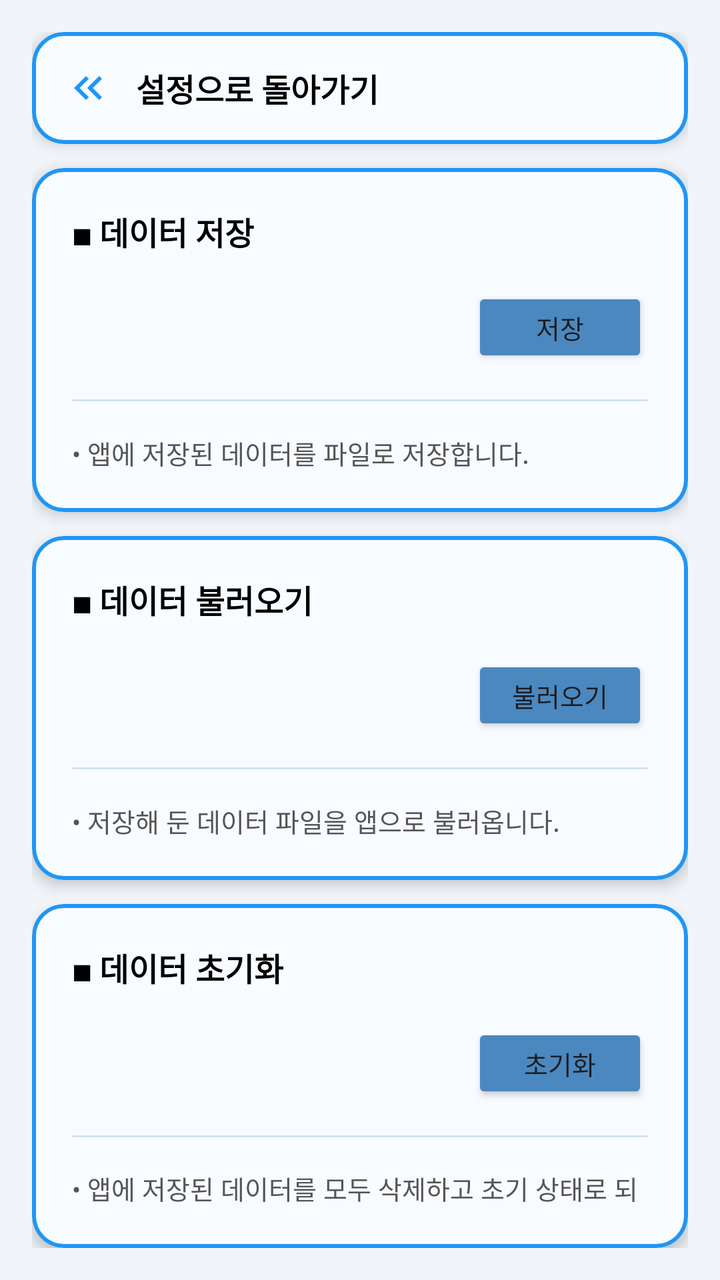
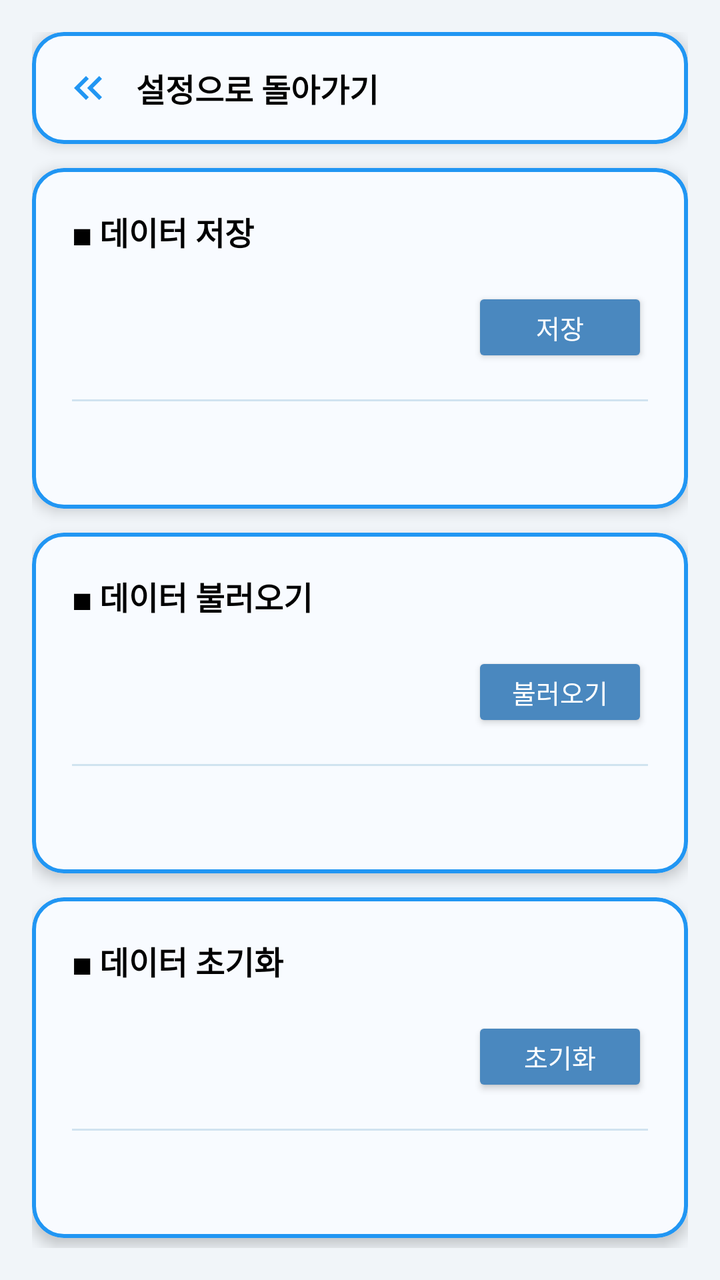

Screens rendered from an Android XML layout before and after an edit, with the pre-edit source and the edit as a unified diff.
<!-- AndroidManifest.xml: application theme Theme.Haru_Spot -->
<!-- res/layout/fragment_setting_data_management.xml -->
<?xml version="1.0" encoding="utf-8"?>
<LinearLayout xmlns:android="http://schemas.android.com/apk/res/android"
    xmlns:app="http://schemas.android.com/apk/res-auto"
    xmlns:tools="http://schemas.android.com/tools"
    android:layout_width="match_parent"
    android:layout_height="match_parent"
    android:orientation="vertical"
    android:background="@color/background1"
    android:padding="16dp"
    tools:context=".ui.settingfragment.fragment_data_management_setting">

    
    <com.google.android.material.card.MaterialCardView
        android:id="@+id/layout_back_to_setting"
        android:layout_width="match_parent"
        android:layout_height="wrap_content"
        app:cardCornerRadius="16dp"
        app:cardElevation="4dp"
        app:strokeWidth="2dp"
        app:strokeColor="#2196F3"
        app:cardBackgroundColor="#F8FBFF"
        android:clickable="true"
        android:focusable="true">

        <LinearLayout
            android:layout_width="match_parent"
            android:layout_height="wrap_content"
            android:orientation="horizontal"
            android:gravity="center_vertical"
            android:padding="16dp">

            <ImageView
                android:layout_width="24dp"
                android:layout_height="24dp"
                android:src="@drawable/baseline_keyboard_double_arrow_left_24"
                android:contentDescription="돌아가기 아이콘" />

            <TextView
                android:layout_width="wrap_content"
                android:layout_height="wrap_content"
                android:layout_marginStart="12dp"
                android:text="설정으로 돌아가기"
                android:textSize="16sp"
                android:textStyle="bold"
                android:textColor="@android:color/black" />

        </LinearLayout>
    </com.google.android.material.card.MaterialCardView>


    
    <com.google.android.material.card.MaterialCardView
        android:layout_width="match_parent"
        android:layout_height="wrap_content"
        android:layout_marginTop="12dp"
        app:cardCornerRadius="16dp"
        app:cardElevation="4dp"
        app:strokeWidth="2dp"
        app:strokeColor="#2196F3"
        app:cardBackgroundColor="#F8FBFF">

        <LinearLayout
            android:layout_width="match_parent"
            android:layout_height="wrap_content"
            android:orientation="vertical"
            android:padding="20dp">

            <TextView
                android:layout_width="wrap_content"
                android:layout_height="wrap_content"
                android:text="◼ 데이터 저장"
                android:textSize="16sp"
                android:textStyle="bold"
                android:textColor="@android:color/black"
                android:layout_marginBottom="16dp" />

            <LinearLayout
                android:layout_width="match_parent"
                android:layout_height="wrap_content"
                android:orientation="horizontal"
                android:gravity="end|center_vertical"
                android:layout_marginBottom="16dp">

                <Button
                    android:id="@+id/btn_data_save"
                    android:layout_width="wrap_content"
                    android:layout_height="40dp"
                    android:text="저장"
                    android:textSize="13sp"
                    android:backgroundTint="#4A88BF"
                    android:paddingHorizontal="14dp" />

            </LinearLayout>

            <View
                android:layout_width="match_parent"
                android:layout_height="1dp"
                android:background="#D0E3F0"
                android:layout_marginBottom="16dp" />

            <TextView
                android:layout_width="match_parent"
                android:layout_height="wrap_content"
                android:text="• 앱에 저장된 데이터를 파일로 저장합니다."
                android:textSize="13sp"
                android:textColor="#555555"
                android:lineSpacingExtra="4dp" />

        </LinearLayout>
    </com.google.android.material.card.MaterialCardView>


    
    <com.google.android.material.card.MaterialCardView
        android:layout_width="match_parent"
        android:layout_height="wrap_content"
        android:layout_marginTop="12dp"
        app:cardCornerRadius="16dp"
        app:cardElevation="4dp"
        app:strokeWidth="2dp"
        app:strokeColor="#2196F3"
        app:cardBackgroundColor="#F8FBFF">

        <LinearLayout
            android:layout_width="match_parent"
            android:layout_height="wrap_content"
            android:orientation="vertical"
            android:padding="20dp">

            <TextView
                android:layout_width="wrap_content"
                android:layout_height="wrap_content"
                android:text="◼ 데이터 불러오기"
                android:textSize="16sp"
                android:textStyle="bold"
                android:textColor="@android:color/black"
                android:layout_marginBottom="16dp" />

            <LinearLayout
                android:layout_width="match_parent"
                android:layout_height="wrap_content"
                android:orientation="horizontal"
                android:gravity="end|center_vertical"
                android:layout_marginBottom="16dp">

                <Button
                    android:id="@+id/btn_data_load"
                    android:layout_width="wrap_content"
                    android:layout_height="40dp"
                    android:text="불러오기"
                    android:textSize="13sp"
                    android:backgroundTint="#4A88BF"
                    android:paddingHorizontal="14dp" />

            </LinearLayout>

            <View
                android:layout_width="match_parent"
                android:layout_height="1dp"
                android:background="#D0E3F0"
                android:layout_marginBottom="16dp" />

            <TextView
                android:layout_width="match_parent"
                android:layout_height="wrap_content"
                android:text="• 저장해 둔 데이터 파일을 앱으로 불러옵니다."
                android:textSize="13sp"
                android:textColor="#555555"
                android:lineSpacingExtra="4dp" />

        </LinearLayout>
    </com.google.android.material.card.MaterialCardView>


    
    <com.google.android.material.card.MaterialCardView
        android:layout_width="match_parent"
        android:layout_height="wrap_content"
        android:layout_marginTop="12dp"
        app:cardCornerRadius="16dp"
        app:cardElevation="4dp"
        app:strokeWidth="2dp"
        app:strokeColor="#2196F3"
        app:cardBackgroundColor="#F8FBFF">

        <LinearLayout
            android:layout_width="match_parent"
            android:layout_height="wrap_content"
            android:orientation="vertical"
            android:padding="20dp">

            <TextView
                android:layout_width="wrap_content"
                android:layout_height="wrap_content"
                android:text="◼ 데이터 초기화"
                android:textSize="16sp"
                android:textStyle="bold"
                android:textColor="@android:color/black"
                android:layout_marginBottom="16dp" />

            <LinearLayout
                android:layout_width="match_parent"
                android:layout_height="wrap_content"
                android:orientation="horizontal"
                android:gravity="end|center_vertical"
                android:layout_marginBottom="16dp">

                <Button
                    android:id="@+id/btn_data_reset"
                    android:layout_width="wrap_content"
                    android:layout_height="40dp"
                    android:text="초기화"
                    android:textSize="13sp"
                    android:backgroundTint="#4A88BF"
                    android:paddingHorizontal="14dp" />

            </LinearLayout>

            <View
                android:layout_width="match_parent"
                android:layout_height="1dp"
                android:background="#D0E3F0"
                android:layout_marginBottom="16dp" />

            <TextView
                android:layout_width="match_parent"
                android:layout_height="wrap_content"
                android:text="• 앱에 저장된 데이터를 모두 삭제하고 초기 상태로 되돌립니다."
                android:textSize="13sp"
                android:textColor="#555555"
                android:lineSpacingExtra="4dp" />

        </LinearLayout>
    </com.google.android.material.card.MaterialCardView>

</LinearLayout>
<!-- resources referenced by this layout -->
<resources>
  <color name="background1">#F1F5F9</color>
  <!-- drawable baseline_keyboard_double_arrow_left_24 (drawable) -->
  <vector xmlns:android="http://schemas.android.com/apk/res/android" android:height="24dp" android:tint="#2196F3" android:viewportHeight="24" android:viewportWidth="24" android:width="24dp">
        
      <path android:fillColor="@android:color/white" android:pathData="M17.59,18l1.41,-1.41l-4.58,-4.59l4.58,-4.59l-1.41,-1.41l-6,6z"/>
        
      <path android:fillColor="@android:color/white" android:pathData="M11,18l1.41,-1.41l-4.58,-4.59l4.58,-4.59l-1.41,-1.41l-6,6z"/>
      
  </vector>
  <style name="Theme.Haru_Spot" parent="Theme.Material3.Light.NoActionBar">
          
          
          <item name="colorPrimary">@color/timeline_card_bg</item>
          <item name="colorPrimaryVariant">@color/timeline_card_bg</item>
          <item name="colorOnPrimary">@color/gray_dark</item>
  
          
          <item name="android:statusBarColor">@color/gray_dark</item>
  
          
          <item name="android:navigationBarColor">@color/gray_dark</item>
          
          
          
  </style>
  <color name="timeline_card_bg">#F0F4F8</color>
  <color name="gray_dark">#475467</color>
</resources>

<!-- the commit's change to res/layout/fragment_setting_data_management.xml (unified diff, before → after) -->
@@ -1,14 +1,19 @@
 <?xml version="1.0" encoding="utf-8"?>
-<LinearLayout xmlns:android="http://schemas.android.com/apk/res/android"
+<ScrollView
+    xmlns:android="http://schemas.android.com/apk/res/android"
     xmlns:app="http://schemas.android.com/apk/res-auto"
     xmlns:tools="http://schemas.android.com/tools"
     android:layout_width="match_parent"
     android:layout_height="match_parent"
-    android:orientation="vertical"
     android:background="@color/background1"
-    android:padding="16dp"
+    android:fillViewport="true"
     tools:context=".ui.settingfragment.fragment_data_management_setting">
 
+    <LinearLayout
+        android:layout_width="match_parent"
+        android:layout_height="wrap_content"
+        android:orientation="vertical"
+        android:padding="16dp">
     
     <com.google.android.material.card.MaterialCardView
         android:id="@+id/layout_back_to_setting"
@@ -87,6 +92,7 @@
                     android:layout_height="40dp"
                     android:text="저장"
                     android:textSize="13sp"
+                    android:textColor="@android:color/white"
                     android:backgroundTint="#4A88BF"
                     android:paddingHorizontal="14dp" />
 
@@ -99,9 +105,9 @@
                 android:layout_marginBottom="16dp" />
 
             <TextView
-                android:layout_width="match_parent"
-                android:layout_height="wrap_content"
-                android:text="• 앱에 저장된 데이터를 파일로 저장합니다."
+                android:id="@+id/tv_data_storage_info"
+                android:layout_width="match_parent"
+                android:layout_height="wrap_content"
                 android:textSize="13sp"
                 android:textColor="#555555"
                 android:lineSpacingExtra="4dp" />
@@ -149,6 +155,7 @@
                     android:layout_height="40dp"
                     android:text="불러오기"
                     android:textSize="13sp"
+                    android:textColor="@android:color/white"
                     android:backgroundTint="#4A88BF"
                     android:paddingHorizontal="14dp" />
 
@@ -161,16 +168,15 @@
                 android:layout_marginBottom="16dp" />
 
             <TextView
-                android:layout_width="match_parent"
-                android:layout_height="wrap_content"
-                android:text="• 저장해 둔 데이터 파일을 앱으로 불러옵니다."
+                android:id="@+id/tv_data_load_info"
+                android:layout_width="match_parent"
+                android:layout_height="wrap_content"
                 android:textSize="13sp"
                 android:textColor="#555555"
                 android:lineSpacingExtra="4dp" />
 
         </LinearLayout>
     </com.google.android.material.card.MaterialCardView>
-
 
     
     <com.google.android.material.card.MaterialCardView
@@ -211,6 +217,7 @@
                     android:layout_height="40dp"
                     android:text="초기화"
                     android:textSize="13sp"
+                    android:textColor="@android:color/white"
                     android:backgroundTint="#4A88BF"
                     android:paddingHorizontal="14dp" />
 
@@ -223,14 +230,17 @@
                 android:layout_marginBottom="16dp" />
 
             <TextView
-                android:layout_width="match_parent"
-                android:layout_height="wrap_content"
-                android:text="• 앱에 저장된 데이터를 모두 삭제하고 초기 상태로 되돌립니다."
+                android:id="@+id/tv_data_reset_info"
+                android:layout_width="match_parent"
+                android:layout_height="wrap_content"
                 android:textSize="13sp"
                 android:textColor="#555555"
                 android:lineSpacingExtra="4dp" />
 
         </LinearLayout>
+
     </com.google.android.material.card.MaterialCardView>
 
 </LinearLayout>
+
+</ScrollView>
